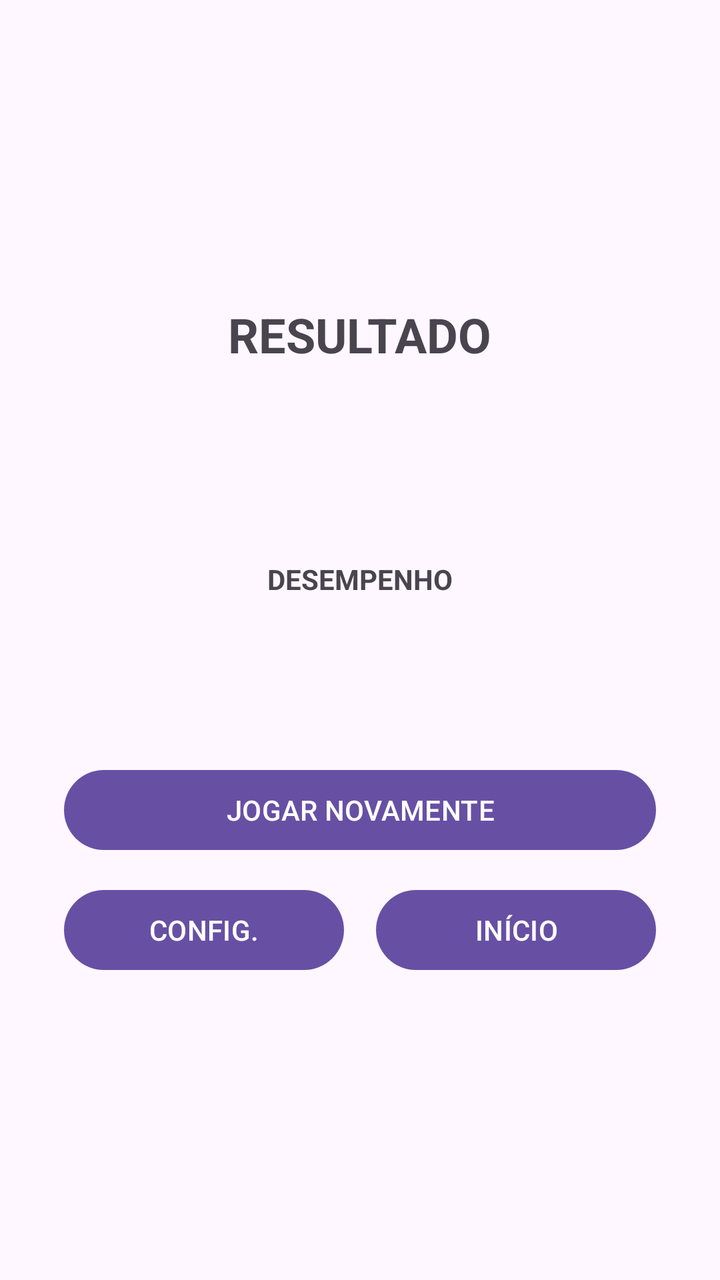
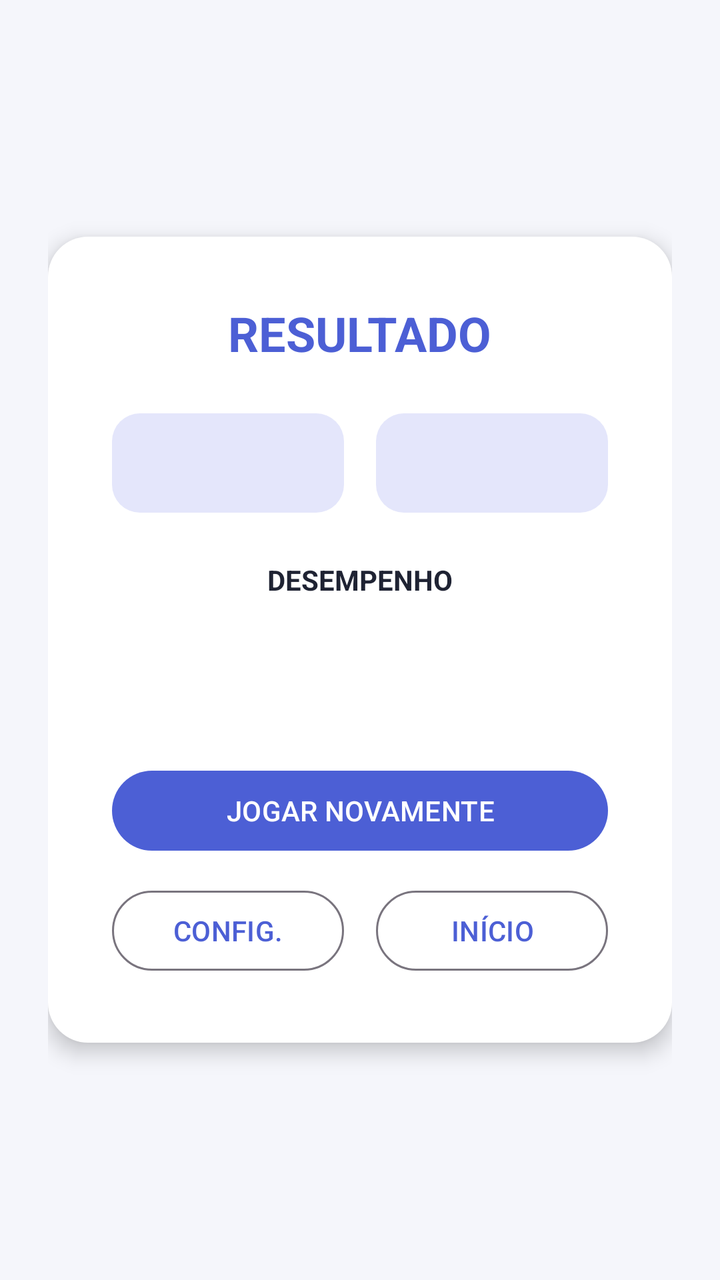

The first picture is an Android layout as it rendered before a commit; the second is the same layout after the commit. The layout source and the unified diff follow.
<!-- AndroidManifest.xml: application theme Theme.QuizMaster -->
<!-- res/layout/activity_resultado.xml -->
<?xml version="1.0" encoding="utf-8"?>
<LinearLayout xmlns:android="http://schemas.android.com/apk/res/android"
    android:layout_width="match_parent"
    android:layout_height="match_parent"
    android:orientation="vertical"
    android:gravity="center"
    android:padding="32dp">

    <TextView
        android:layout_width="wrap_content"
        android:layout_height="wrap_content"
        android:text="@string/titulo_resultado"
        android:textSize="24sp"
        android:textStyle="bold"
        android:layout_marginBottom="24dp" />

    <TextView
        android:id="@+id/text_acertos"
        android:layout_width="wrap_content"
        android:layout_height="wrap_content"
        android:textSize="18sp" />

    <TextView
        android:id="@+id/text_erros"
        android:layout_width="wrap_content"
        android:layout_height="wrap_content"
        android:textSize="18sp"
        android:layout_marginBottom="24dp" />

    <TextView
        android:layout_width="wrap_content"
        android:layout_height="wrap_content"
        android:text="@string/label_desempenho"
        android:textStyle="bold"
        android:layout_marginBottom="8dp" />

    <TextView
        android:id="@+id/text_resultado_portugues"
        android:layout_width="wrap_content"
        android:layout_height="wrap_content"
        android:layout_marginBottom="4dp" />

    <TextView
        android:id="@+id/text_resultado_matematica"
        android:layout_width="wrap_content"
        android:layout_height="wrap_content"
        android:layout_marginBottom="32dp" />

    <Button
        android:id="@+id/btn_jogar_novamente"
        android:layout_width="match_parent"
        android:layout_height="wrap_content"
        android:text="@string/botao_jogar_novamente"
        android:layout_marginBottom="12dp" />

    <LinearLayout
        android:layout_width="match_parent"
        android:layout_height="wrap_content"
        android:orientation="horizontal">

        <Button
            android:id="@+id/btn_config"
            android:layout_width="0dp"
            android:layout_height="wrap_content"
            android:layout_weight="1"
            android:layout_marginEnd="8dp"
            android:text="@string/botao_config" />

        <Button
            android:id="@+id/btn_inicio"
            android:layout_width="0dp"
            android:layout_height="wrap_content"
            android:layout_weight="1"
            android:layout_marginStart="8dp"
            android:text="@string/botao_inicio" />

    </LinearLayout>

</LinearLayout>
<!-- resources referenced by this layout -->
<resources>
  <string name="botao_config">CONFIG.</string>
  <string name="botao_inicio">INÍCIO</string>
  <string name="botao_jogar_novamente">JOGAR NOVAMENTE</string>
  <string name="label_desempenho">DESEMPENHO</string>
  <string name="titulo_resultado">RESULTADO</string>
  <style name="Theme.QuizMaster" parent="Base.Theme.QuizMaster" />
  <style name="Base.Theme.QuizMaster" parent="Theme.Material3.DayNight.NoActionBar">
          
          
      </style>
</resources>

<!-- the commit's change to res/layout/activity_resultado.xml (unified diff, before → after) -->
@@ -4,75 +4,114 @@
     android:layout_height="match_parent"
     android:orientation="vertical"
     android:gravity="center"
-    android:padding="32dp">
-
-    <TextView
-        android:layout_width="wrap_content"
-        android:layout_height="wrap_content"
-        android:text="@string/titulo_resultado"
-        android:textSize="24sp"
-        android:textStyle="bold"
-        android:layout_marginBottom="24dp" />
-
-    <TextView
-        android:id="@+id/text_acertos"
-        android:layout_width="wrap_content"
-        android:layout_height="wrap_content"
-        android:textSize="18sp" />
-
-    <TextView
-        android:id="@+id/text_erros"
-        android:layout_width="wrap_content"
-        android:layout_height="wrap_content"
-        android:textSize="18sp"
-        android:layout_marginBottom="24dp" />
-
-    <TextView
-        android:layout_width="wrap_content"
-        android:layout_height="wrap_content"
-        android:text="@string/label_desempenho"
-        android:textStyle="bold"
-        android:layout_marginBottom="8dp" />
-
-    <TextView
-        android:id="@+id/text_resultado_portugues"
-        android:layout_width="wrap_content"
-        android:layout_height="wrap_content"
-        android:layout_marginBottom="4dp" />
-
-    <TextView
-        android:id="@+id/text_resultado_matematica"
-        android:layout_width="wrap_content"
-        android:layout_height="wrap_content"
-        android:layout_marginBottom="32dp" />
-
-    <Button
-        android:id="@+id/btn_jogar_novamente"
-        android:layout_width="match_parent"
-        android:layout_height="wrap_content"
-        android:text="@string/botao_jogar_novamente"
-        android:layout_marginBottom="12dp" />
+    android:background="@color/color_background"
+    android:padding="24dp">
 
     <LinearLayout
         android:layout_width="match_parent"
         android:layout_height="wrap_content"
-        android:orientation="horizontal">
+        android:orientation="vertical"
+        android:gravity="center_horizontal"
+        android:background="@drawable/bg_card"
+        android:elevation="6dp"
+        android:padding="32dp">
+
+        <TextView
+            android:layout_width="wrap_content"
+            android:layout_height="wrap_content"
+            android:text="@string/titulo_resultado"
+            android:textSize="24sp"
+            android:textStyle="bold"
+            android:textColor="@color/color_primary"
+            android:layout_marginBottom="24dp" />
+
+        <LinearLayout
+            android:layout_width="match_parent"
+            android:layout_height="wrap_content"
+            android:orientation="horizontal"
+            android:layout_marginBottom="24dp">
+
+            <TextView
+                android:id="@+id/text_acertos"
+                android:layout_width="0dp"
+                android:layout_height="wrap_content"
+                android:layout_weight="1"
+                android:layout_marginEnd="8dp"
+                android:background="@drawable/bg_chip_primary"
+                android:gravity="center"
+                android:padding="14dp"
+                android:textSize="16sp"
+                android:textStyle="bold"
+                android:textColor="@color/color_on_primary_container" />
+
+            <TextView
+                android:id="@+id/text_erros"
+                android:layout_width="0dp"
+                android:layout_height="wrap_content"
+                android:layout_weight="1"
+                android:layout_marginStart="8dp"
+                android:background="@drawable/bg_chip_primary"
+                android:gravity="center"
+                android:padding="14dp"
+                android:textSize="16sp"
+                android:textStyle="bold"
+                android:textColor="@color/color_on_primary_container" />
+
+        </LinearLayout>
+
+        <TextView
+            android:layout_width="wrap_content"
+            android:layout_height="wrap_content"
+            android:text="@string/label_desempenho"
+            android:textStyle="bold"
+            android:textColor="@color/color_on_surface"
+            android:layout_marginBottom="8dp" />
+
+        <TextView
+            android:id="@+id/text_resultado_portugues"
+            android:layout_width="wrap_content"
+            android:layout_height="wrap_content"
+            android:textColor="@color/color_text_secondary"
+            android:layout_marginBottom="4dp" />
+
+        <TextView
+            android:id="@+id/text_resultado_matematica"
+            android:layout_width="wrap_content"
+            android:layout_height="wrap_content"
+            android:textColor="@color/color_text_secondary"
+            android:layout_marginBottom="32dp" />
 
         <Button
-            android:id="@+id/btn_config"
-            android:layout_width="0dp"
+            android:id="@+id/btn_jogar_novamente"
+            android:layout_width="match_parent"
             android:layout_height="wrap_content"
-            android:layout_weight="1"
-            android:layout_marginEnd="8dp"
-            android:text="@string/botao_config" />
+            android:text="@string/botao_jogar_novamente"
+            android:layout_marginBottom="12dp" />
 
-        <Button
-            android:id="@+id/btn_inicio"
-            android:layout_width="0dp"
+        <LinearLayout
+            android:layout_width="match_parent"
             android:layout_height="wrap_content"
-            android:layout_weight="1"
-            android:layout_marginStart="8dp"
-            android:text="@string/botao_inicio" />
+            android:orientation="horizontal">
+
+            <Button
+                android:id="@+id/btn_config"
+                style="@style/Widget.Material3.Button.OutlinedButton"
+                android:layout_width="0dp"
+                android:layout_height="wrap_content"
+                android:layout_weight="1"
+                android:layout_marginEnd="8dp"
+                android:text="@string/botao_config" />
+
+            <Button
+                android:id="@+id/btn_inicio"
+                style="@style/Widget.Material3.Button.OutlinedButton"
+                android:layout_width="0dp"
+                android:layout_height="wrap_content"
+                android:layout_weight="1"
+                android:layout_marginStart="8dp"
+                android:text="@string/botao_inicio" />
+
+        </LinearLayout>
 
     </LinearLayout>
 
<!-- resource entries referenced after the edit -->
@@ -1,14 +1,58 @@
 <!-- resources referenced by this layout -->
 <resources>
+  <color name="color_background">#F5F6FB</color>
+  <color name="color_on_primary_container">#2B2F86</color>
+  <color name="color_on_surface">#1F2333</color>
+  <color name="color_primary">#4C5FD5</color>
+  <color name="color_text_secondary">#6B7280</color>
+  <!-- drawable bg_card (drawable) -->
+  <?xml version="1.0" encoding="utf-8"?>
+  <shape xmlns:android="http://schemas.android.com/apk/res/android"
+      android:shape="rectangle">
+      <solid android:color="@color/color_surface" />
+      <corners android:radius="20dp" />
+  </shape>
+  <!-- drawable bg_chip_primary (drawable) -->
+  <?xml version="1.0" encoding="utf-8"?>
+  <shape xmlns:android="http://schemas.android.com/apk/res/android"
+      android:shape="rectangle">
+      <solid android:color="@color/color_primary_container" />
+      <corners android:radius="14dp" />
+  </shape>
   <string name="botao_config">CONFIG.</string>
   <string name="botao_inicio">INÍCIO</string>
   <string name="botao_jogar_novamente">JOGAR NOVAMENTE</string>
   <string name="label_desempenho">DESEMPENHO</string>
   <string name="titulo_resultado">RESULTADO</string>
   <style name="Theme.QuizMaster" parent="Base.Theme.QuizMaster" />
+  <color name="color_surface">#FFFFFF</color>
+  <color name="color_primary_container">#E4E6FB</color>
   <style name="Base.Theme.QuizMaster" parent="Theme.Material3.DayNight.NoActionBar">
-          
-          
+          <item name="colorPrimary">@color/color_primary</item>
+          <item name="colorOnPrimary">@color/color_on_primary</item>
+          <item name="colorPrimaryContainer">@color/color_primary_container</item>
+          <item name="colorOnPrimaryContainer">@color/color_on_primary_container</item>
+  
+          <item name="colorSecondary">@color/color_secondary</item>
+          <item name="colorOnSecondary">@color/color_on_secondary</item>
+  
+          <item name="android:colorBackground">@color/color_background</item>
+          <item name="colorOnBackground">@color/color_on_background</item>
+  
+          <item name="colorSurface">@color/color_surface</item>
+          <item name="colorOnSurface">@color/color_on_surface</item>
+  
+          <item name="colorError">@color/color_error</item>
+          <item name="colorOnError">@color/color_on_error</item>
+  
+          <item name="android:statusBarColor">@color/color_primary_variant</item>
       </style>
+  <color name="color_on_primary">#FFFFFF</color>
+  <color name="color_secondary">#00BFA6</color>
+  <color name="color_on_secondary">#FFFFFF</color>
+  <color name="color_on_background">#1F2333</color>
+  <color name="color_error">#E53935</color>
+  <color name="color_on_error">#FFFFFF</color>
+  <color name="color_primary_variant">#34399B</color>
 </resources>
 
